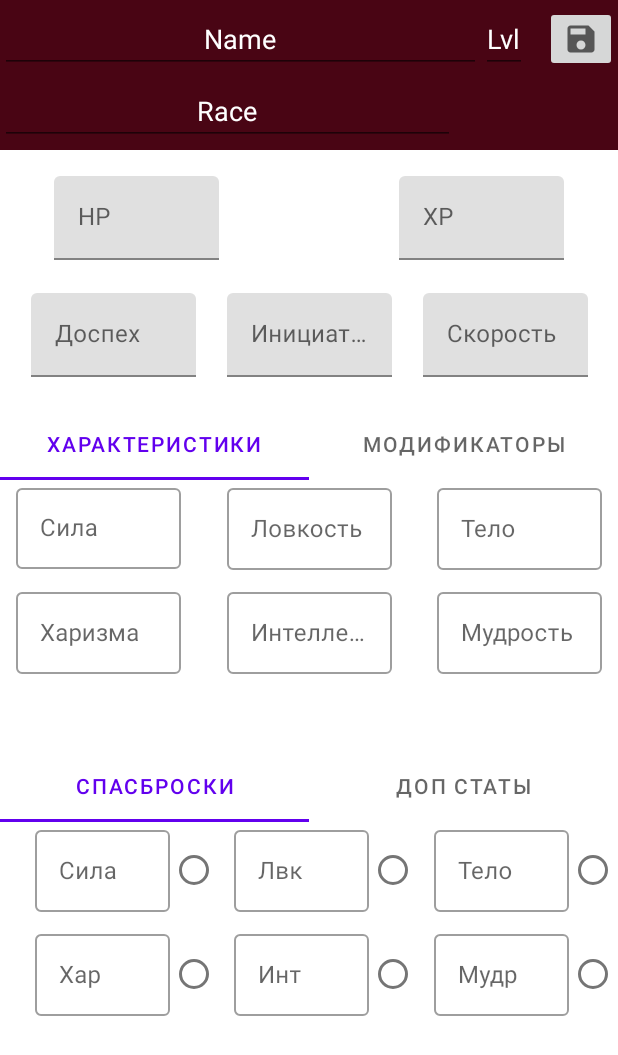
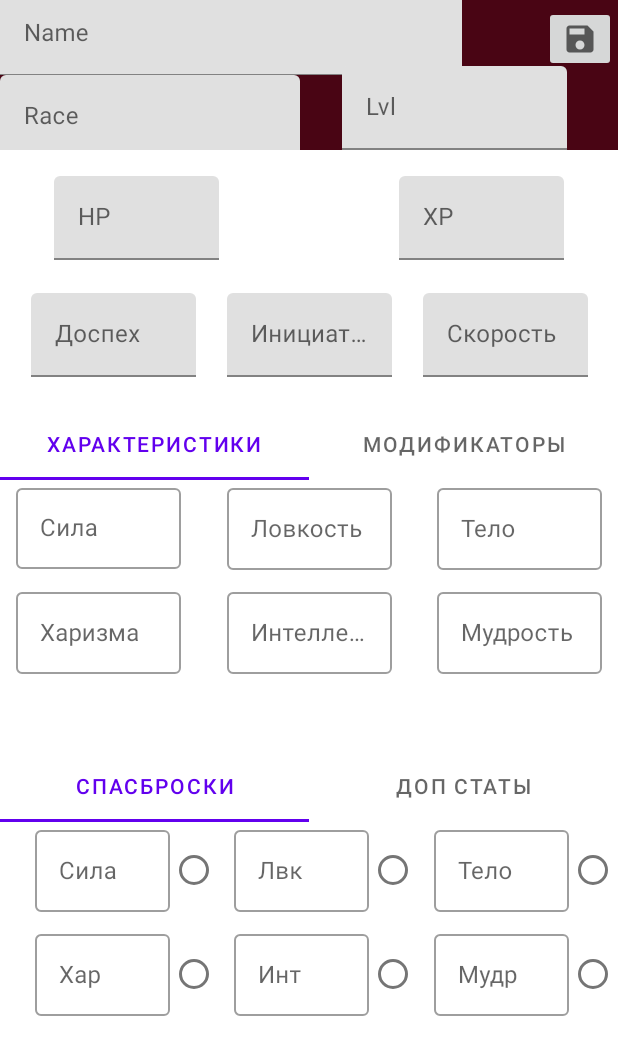
Before and after one commit to IssildurIl/dndList, an Android app: the CreateCharacter screen opened through its navigation route, on a phone screen of 412 x 824 dp. Shown: the top 1055 px of the screen. Run offline under Robolectric (Android 15) with nearby library versions, the phone set to English and light mode, and no system bars.

Commit message:
Начать сохранять

```diff
--- a/app/src/main/java/com/example/dndlist/Fragment/CreateCharacter.java
+++ b/app/src/main/java/com/example/dndlist/Fragment/CreateCharacter.java
@@ -1,6 +1,8 @@
 package com.example.dndlist.Fragment;
 
+import android.content.Context;
 import android.os.Bundle;
+import android.util.Log;
 import android.view.LayoutInflater;
 import android.view.View;
 import android.view.ViewGroup;
@@ -8,6 +10,7 @@ import android.widget.EditText;
 
 import androidx.annotation.NonNull;
 import androidx.annotation.Nullable;
+import androidx.constraintlayout.widget.ConstraintLayout;
 import androidx.fragment.app.Fragment;
 import androidx.navigation.NavController;
 import androidx.navigation.Navigation;
@@ -24,11 +27,11 @@ import com.google.android.material.tabs.TabLayout;
 
 
 public class CreateCharacter extends Fragment {
+    private final static String TAG = "CreateCharacter";
     TabLayout charsAndModsTabLayout,saveAndStatTabLayout;
     ViewPager vp,vp1;
     View customFragment;
     EditText name, lvl, race;
-
 
     @Override
     public void onCreate(Bundle savedInstanceState) {
@@ -36,12 +39,11 @@ public class CreateCharacter extends Fragment {
 
     }
 
-
-
     @Override
     public View onCreateView(LayoutInflater inflater, ViewGroup container,
                              Bundle savedInstanceState) {
         customFragment= inflater.inflate(R.layout.fragment_create_character, container, false);
+
         vp = customFragment.findViewById(R.id.vp);
         vp1 = customFragment.findViewById(R.id.vp1);
         charsAndModsTabLayout = customFragment.findViewById(R.id.charsAndMods);
@@ -108,25 +110,24 @@ public class CreateCharacter extends Fragment {
     public void onViewCreated(@NonNull View view, @Nullable Bundle savedInstanceState) {
         super.onViewCreated(view, savedInstanceState);
         NavController navController = Navigation.findNavController(view);
-
-        name = view.findViewById(R.id.textName);
-        race = view.findViewById(R.id.textRace);
-        lvl = view.findViewById(R.id.textLvl);
+        name = view.findViewById(R.id.charNameView);
+        race = view.findViewById(R.id.charRaceView);
+        lvl = view.findViewById(R.id.charLvlView);
 
         view.findViewById(R.id.redCharBtn).setOnClickListener(view1 ->{
-            createChar();
-            navController.navigate(R.id.go_to_chooseCharacter);
+            Character character = new Character();
+            character.setName(name.getText().toString());
+            character.setRace(race.getText().toString());
+            character.setLvl(Integer.parseInt(lvl.getText().toString()));
+            character.setLvl(4);
+            Bundle bundle = new Bundle();
+            bundle.putString("arg1", character.getName());
+            bundle.putString("arg2", character.getRace());
+            bundle.putInt("arg3", character.getLvl());
+
+            Log.d(TAG, String.format("Entered data: Name: %s,  race: %s", character.getName(), character.getRace()));
+            navController.navigate(R.id.go_to_chooseCharacter,bundle);
         });
     }
 
-    private void createChar() {
-        ChooseCharacter chooseCharacter = new ChooseCharacter();
-        chooseCharacter.CreateCustomList("Eblan","Eblanovich",3);
-//        Character character = new Character();name.getText().toString(),race.getText().toString(),Integer.parseInt(lvl.getText().toString())
-//        character.setName(name.getText().toString());
-//        character.setRace(race.getText().toString());
-//        character.setLvl(Integer.parseInt(String.valueOf(lvl)));
-    }
-
-
 }
--- a/app/src/main/java/com/example/dndlist/MainActivity.java
+++ b/app/src/main/java/com/example/dndlist/MainActivity.java
@@ -1,14 +1,22 @@
 package com.example.dndlist;
 
 import androidx.appcompat.app.AppCompatActivity;
+import androidx.fragment.app.Fragment;
 
 import android.os.Bundle;
+import android.util.Log;
+import android.view.View;
+
+import com.example.dndlist.Fragment.ChooseCharacter;
+import com.example.dndlist.Fragment.CreateCharacter;
+import com.example.dndlist.model.Character;
 
 public class MainActivity extends AppCompatActivity {
-
+    private final static String TAG = "MainActivity";
     @Override
     protected void onCreate(Bundle savedInstanceState) {
         super.onCreate(savedInstanceState);
         setContentView(R.layout.activity_main);
     }
+
 }
--- a/app/src/main/java/com/example/dndlist/utils/RecycleView/RecycleViewAdaptor.java
+++ b/app/src/main/java/com/example/dndlist/utils/RecycleView/RecycleViewAdaptor.java
@@ -64,7 +64,7 @@ public class RecycleViewAdaptor extends RecyclerView.Adapter<RecycleViewAdaptor.
 
 
 
-    public static class CustomViewHolder extends RecyclerView.ViewHolder{
+    public class CustomViewHolder extends RecyclerView.ViewHolder{
         EditText tvName,tvRace,tvLvl;
         ImageView mDeleteImage,mCorrImg;
 
@@ -78,8 +78,9 @@ public class RecycleViewAdaptor extends RecyclerView.Adapter<RecycleViewAdaptor.
             itemView.setOnClickListener(v -> {
                 if (listener != null) {
                     int position = getAdapterPosition();
-                    if (position != RecyclerView.NO_POSITION)
+                    if (position != RecyclerView.NO_POSITION) {
                         listener.onItemClick(position);
+                    }
                 }
             });
             mDeleteImage.setOnClickListener(v -> {
--- a/app/src/main/java/com/example/dndlist/utils/SplashScreenLayout.java
+++ b/app/src/main/java/com/example/dndlist/utils/SplashScreenLayout.java
@@ -16,8 +16,8 @@ public class SplashScreenLayout extends AppCompatActivity {
         EasySplashScreen config = new EasySplashScreen(SplashScreenLayout.this)
                 .withFullScreen()
                 .withTargetActivity(MainActivity.class)
-                .withSplashTimeOut(1000)
-                .withBackgroundResource(R.drawable.efimov);
+                .withSplashTimeOut(1500)
+                .withBackgroundResource(R.drawable.dnd);
         View easySplashScreen = config.create();
         setContentView(easySplashScreen);
     }
--- a/app/src/main/res/layout/fragment_create_character.xml
+++ b/app/src/main/res/layout/fragment_create_character.xml
@@ -24,6 +24,7 @@
             android:id="@+id/initiativeTxt"
             android:layout_width="match_parent"
             android:layout_height="wrap_content"
+            android:inputType="number"
             tools:layout_editor_absoluteX="0dp"
             tools:layout_editor_absoluteY="220dp" />
 
@@ -44,6 +45,7 @@
         <com.google.android.material.textfield.TextInputEditText
             android:id="@+id/speedTxt"
             android:layout_width="match_parent"
+            android:inputType="number"
             android:layout_height="wrap_content"
             tools:layout_editor_absoluteX="0dp"
             tools:layout_editor_absoluteY="220dp" />
@@ -67,6 +69,7 @@
         <com.google.android.material.textfield.TextInputEditText
             android:id="@+id/hptext"
             android:layout_width="match_parent"
+            android:inputType="number"
             android:layout_height="wrap_content"
             tools:layout_editor_absoluteX="0dp"
             tools:layout_editor_absoluteY="220dp" />
@@ -91,6 +94,7 @@
             android:id="@+id/xptext"
             android:layout_width="match_parent"
             android:layout_height="wrap_content"
+            android:inputType="number"
             tools:layout_editor_absoluteX="0dp"
             tools:layout_editor_absoluteY="220dp" />
 
@@ -113,6 +117,7 @@
             android:id="@+id/acTxt"
             android:layout_width="match_parent"
             android:layout_height="wrap_content"
+            android:inputType="number"
             tools:layout_editor_absoluteX="0dp"
             tools:layout_editor_absoluteY="220dp" />
 
@@ -135,47 +140,71 @@
             android:src="@drawable/ic_baseline_save_24"
             app:layout_constraintEnd_toEndOf="parent"
             app:layout_constraintHorizontal_bias="0.98"
-            app:layout_constraintStart_toEndOf="@+id/charNameView"
+            app:layout_constraintStart_toEndOf="@+id/charNameViewHint"
             app:layout_constraintTop_toTopOf="parent" />
 
-        <EditText
-            android:id="@+id/charNameView"
-            android:layout_width="0dp"
+
+        <com.google.android.material.textfield.TextInputLayout
+            android:id="@+id/charNameViewHint"
+            android:layout_width="308dp"
             android:layout_height="wrap_content"
             android:gravity="center_horizontal"
             android:hint="Name"
-            android:textColor="@color/white"
-            android:textColorHint="@color/white"
-            app:layout_constraintBottom_toTopOf="@+id/charRaceView"
-            app:layout_constraintEnd_toStartOf="@+id/charLvlView"
+            app:layout_constraintBottom_toTopOf="@+id/charRaceViewHint"
             app:layout_constraintStart_toStartOf="parent"
-            app:layout_constraintTop_toTopOf="parent" />
+            app:layout_constraintTop_toTopOf="parent">
 
-        <EditText
-            android:id="@+id/charLvlView"
-            android:layout_width="wrap_content"
+            <com.google.android.material.textfield.TextInputEditText
+                android:id="@+id/charNameView"
+                android:layout_width="308dp"
+                android:layout_height="match_parent"
+                tools:layout_editor_absoluteX="0dp"
+                tools:layout_editor_absoluteY="220dp" />
+
+        </com.google.android.material.textfield.TextInputLayout>
+
+
+        <com.google.android.material.textfield.TextInputLayout
+            android:id="@+id/charLvlViewHint"
+            android:layout_width="150dp"
             android:layout_height="wrap_content"
-            android:layout_marginEnd="12dp"
-            android:digits="0123456789"
+            android:layout_marginStart="28dp"
             android:hint="Lvl"
-            android:maxLength="2"
-            android:textColor="@color/white"
-            android:textColorHint="@color/white"
-            app:layout_constraintBottom_toTopOf="@+id/charRaceView"
-            app:layout_constraintEnd_toStartOf="@+id/redCharBtn"
-            app:layout_constraintTop_toTopOf="parent" />
+            app:layout_constraintBottom_toBottomOf="parent"
+            app:layout_constraintStart_toEndOf="@+id/charRaceViewHint">
 
-        <EditText
-            android:id="@+id/charRaceView"
-            android:layout_width="303dp"
+            <com.google.android.material.textfield.TextInputEditText
+                android:id="@+id/charLvlView"
+                android:layout_width="match_parent"
+                android:layout_height="wrap_content"
+                android:digits="0123456789"
+                android:maxLength="2"
+                android:inputType="number"
+                tools:layout_editor_absoluteX="0dp"
+                tools:layout_editor_absoluteY="220dp" />
+
+        </com.google.android.material.textfield.TextInputLayout>
+
+        <com.google.android.material.textfield.TextInputLayout
+            android:id="@+id/charRaceViewHint"
+            android:layout_width="200dp"
             android:layout_height="wrap_content"
             android:gravity="center_horizontal"
             android:hint="Race"
-            android:textColor="@color/white"
-            android:textColorHint="@color/white"
             app:layout_constraintBottom_toBottomOf="parent"
             app:layout_constraintStart_toStartOf="parent"
-            app:layout_constraintTop_toBottomOf="@+id/charNameView" />
+            app:layout_constraintTop_toBottomOf="@+id/charNameViewHint">
+
+            <com.google.android.material.textfield.TextInputEditText
+                android:id="@+id/charRaceView"
+                android:layout_width="match_parent"
+                android:layout_height="wrap_content"
+                tools:layout_editor_absoluteX="0dp"
+                tools:layout_editor_absoluteY="220dp" />
+
+        </com.google.android.material.textfield.TextInputLayout>
+
+
     </androidx.constraintlayout.widget.ConstraintLayout>
 
 
```
Also changed, not shown: app/build.gradle (+4 -4 lines), app/src/main/java/com/example/dndlist/Fragment/ChooseCharacter.java (+28 -15 lines), app/src/main/res/drawable/efimov.png (deleted), 1 other file.
